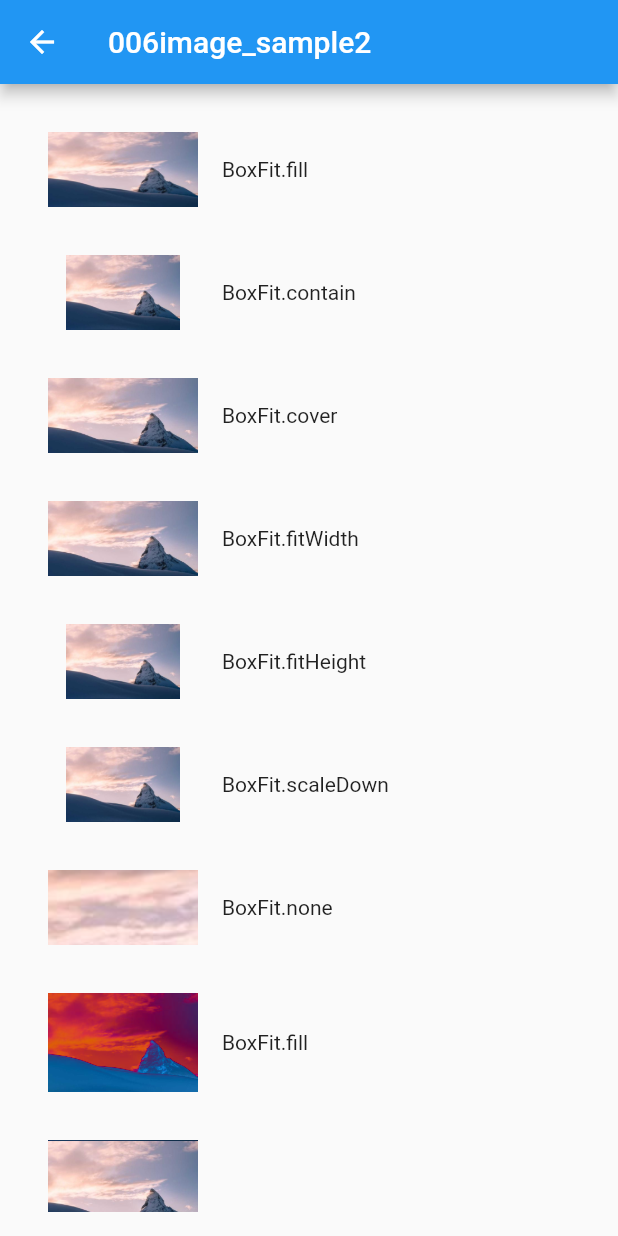
After one commit to mudssky/learn-flutter, a Flutter app: the ImageSample2 screen opened by its route, on a phone screen of 412 x 824 dp. The commit adds this screen. Run offline on Flutter 3.47's test engine with Material 2 defaults, Android fonts, the phone set to English and light mode, and no system bars; our stand-ins replace fluttertoast, go_router, logger; network calls fail; Roboto replaces fonts that are missing (LXGWWenKai).

Commit message:
✨ feat: add codes

```diff
--- a/lib/practices/002counter_provider.dart
+++ b/lib/practices/002counter_provider.dart
@@ -1,4 +1,5 @@
-// ignore: file_names
+// ignore_for_file: file_names
+
 import 'package:flutter/material.dart';
 import 'package:learn_flutter/models/practice.dart';
 import 'package:provider/provider.dart';
--- /dev/null
+++ b/lib/practices/006image_sample2.dart
@@ -0,0 +1,100 @@
+// ignore_for_file: file_names
+
+import 'package:flutter/material.dart';
+
+class ImageSample2 extends StatelessWidget {
+  const ImageSample2({super.key});
+
+  final String title = "006image_sample2";
+
+  @override
+  Widget build(BuildContext context) {
+    var img = const AssetImage("images/scene.jpg");
+    return Scaffold(
+        appBar: AppBar(
+          title: Text(title),
+        ),
+        // 设置文本默认样式的widget，最外面套一层，子节点中的文本都会继承
+        body: Padding(
+          padding: const EdgeInsets.all(16.0),
+          child: ListView(
+            children: [
+              Image(
+                image: img,
+                height: 50.0,
+                width: 100.0,
+                // 会拉伸填充满显示空间，图片本身长宽比会发生变化，图片会变形。
+                fit: BoxFit.fill,
+              ),
+              Image(
+                image: img,
+                height: 50,
+                width: 50.0,
+                // 相当于object-fit contain
+                fit: BoxFit.contain,
+              ),
+              Image(
+                image: img,
+                width: 100.0,
+                height: 50.0,
+                // 相当于object-fit cover
+
+                fit: BoxFit.cover,
+              ),
+              Image(
+                image: img,
+                width: 100.0,
+                height: 50.0,
+                // 图片的宽度会缩放到显示空间的宽度，高度会按比例缩放，然后居中显示，图片不会变形，超出显示空间部分会被剪裁。
+                fit: BoxFit.fitWidth,
+              ),
+              Image(
+                image: img,
+                width: 100.0,
+                height: 50.0,
+                // 图片的高度会缩放到显示空间的高度，宽度会按比例缩放，然后居中显示，图片不会变形，超出显示空间部分会被剪裁。
+                fit: BoxFit.fitHeight,
+              ),
+              Image(
+                image: img,
+                width: 100.0,
+                height: 50.0,
+                fit: BoxFit.scaleDown,
+              ),
+              Image(
+                image: img,
+                height: 50.0,
+                width: 100.0,
+                fit: BoxFit.none,
+              ),
+              Image(
+                image: img,
+                width: 100.0,
+                color: Colors.blue,
+                colorBlendMode: BlendMode.difference,
+                fit: BoxFit.fill,
+              ),
+              Image(
+                image: img,
+                width: 100.0,
+                height: 200.0,
+                repeat: ImageRepeat.repeatY,
+              )
+            ].map((e) {
+              return Row(
+                children: <Widget>[
+                  Padding(
+                    padding: const EdgeInsets.all(16.0),
+                    child: SizedBox(
+                      width: 100,
+                      child: e,
+                    ),
+                  ),
+                  Text(e.fit.toString())
+                ],
+              );
+            }).toList(),
+          ),
+        ));
+  }
+}
--- a/lib/routers/index.dart
+++ b/lib/routers/index.dart
@@ -34,7 +34,7 @@ final GoRouter globalRouter = GoRouter(
 List<RouteBase> generateRoutes(List<RouterItem> list) {
   return list
       .map((e) => GoRoute(
-          path: "${e.path}",
+          path: e.path,
           builder: (BuildContext context, GoRouterState state) =>
               e.constructor))
       .toList();
--- a/pubspec.yaml
+++ b/pubspec.yaml
@@ -69,6 +69,9 @@ flutter:
   # included with your application, so that you can use the icons in
   # the material Icons class.
   uses-material-design: true
+  # 加载图片
+  assets:
+    - images/scene.jpg
 
   # To add assets to your application, add an assets section, like this:
   # assets:
```
Also changed, not shown: lib/practices/005image_sample.dart (added, +52 -0 lines), lib/practices/007icon_sample.dart (added, +51 -0 lines), lib/practices/008switch_checkbox.dart (added, +63 -0 lines), lib/practices/009text_field.dart (added, +24 -0 lines), lib/practices/index.dart (+9 -1 lines), images/scene.jpg (added).
